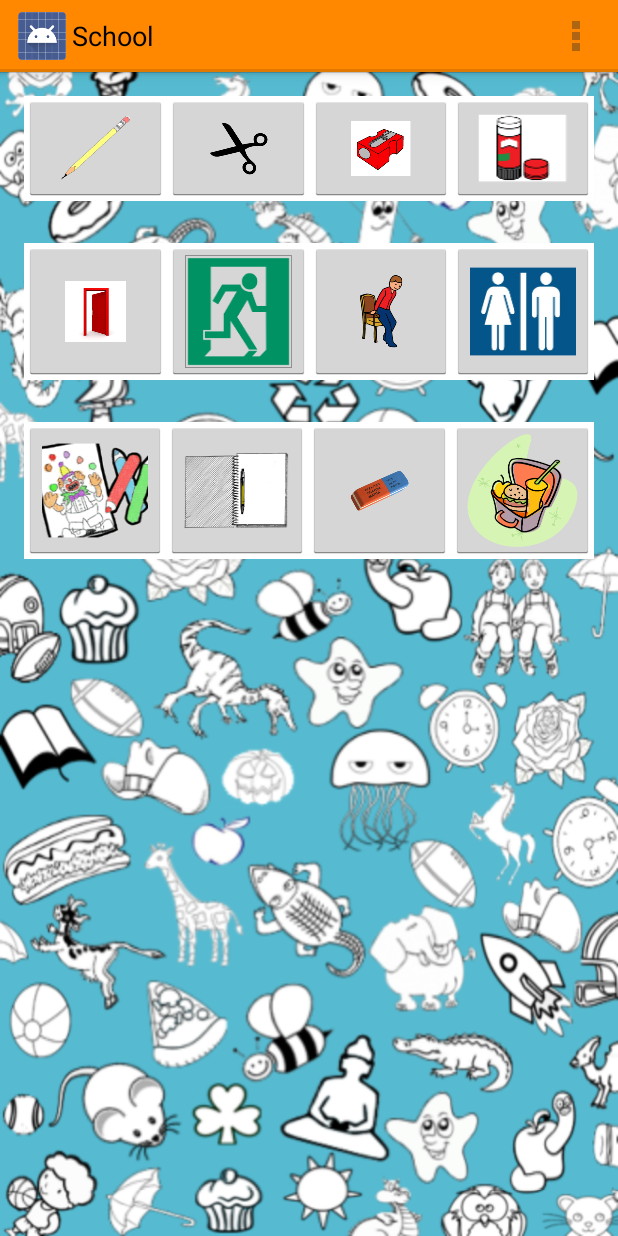
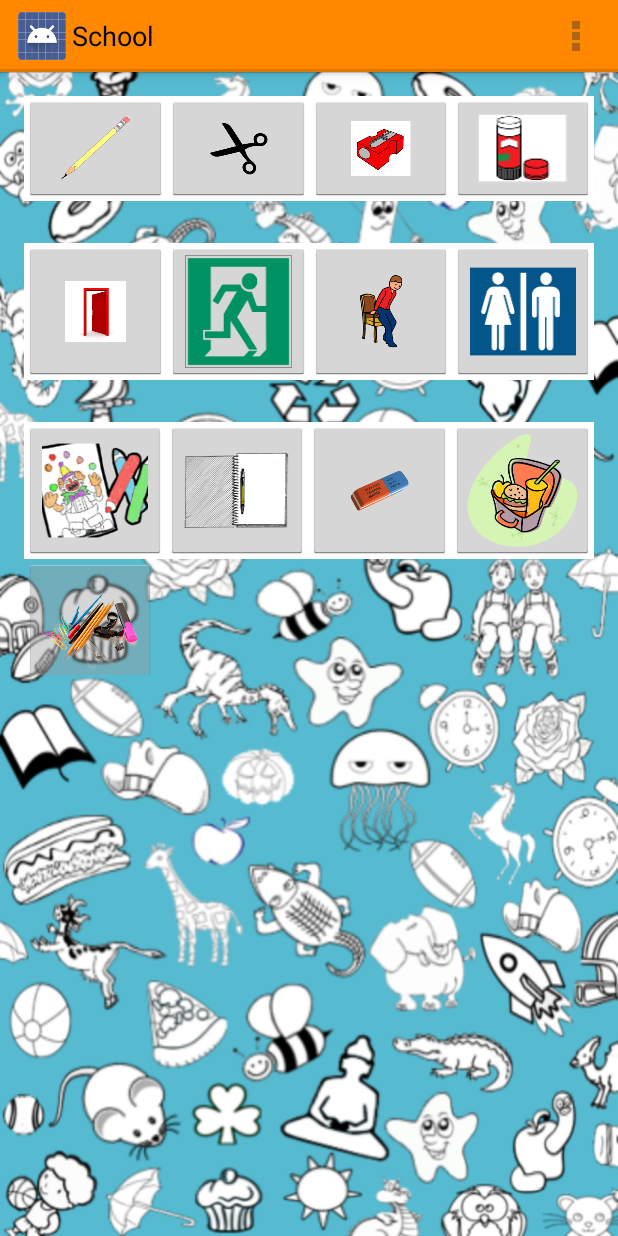
Before and after one commit to ogarciafdz/SpeakUp, an Android app: the EscuelaFrec screen opened directly, with no data from a screen before it, on a phone screen of 412 x 824 dp. Run offline under Robolectric (Android 15) with nearby library versions, the phone set to English and light mode, and no system bars.

Commit message:
Se agrega clase papeleria, faltan traducciones , papelria, cartulina y mapas en audio

```diff
--- a/app/src/main/res/layout-large/activity_escuela_frec.xml
+++ b/app/src/main/res/layout-large/activity_escuela_frec.xml
@@ -128,5 +128,18 @@
             android:contentDescription="@null"
             android:src="@drawable/ic_lonche" />
     </LinearLayout>
+    <LinearLayout
+            android:orientation="horizontal"
+            android:layout_width="match_parent"
+            android:layout_height="77dp" android:weightSum="1">
+        <ImageButton
+                android:id="@+id/EFimagePape"
+                android:layout_width="70dp"
+                android:layout_height="95dp"
+                android:contentDescription="@null"
+                android:src="@drawable/ic_papeleria"
+                android:scaleType="fitCenter" android:layout_weight="0.06"/>
+    </LinearLayout>
+
 
 </LinearLayout>
--- a/app/src/main/res/layout-normal/activity_escuela_frec.xml
+++ b/app/src/main/res/layout-normal/activity_escuela_frec.xml
@@ -138,5 +138,17 @@
             android:contentDescription="@null"
             android:src="@drawable/ic_lonche" />
     </LinearLayout>
+    <LinearLayout
+            android:orientation="horizontal"
+            android:layout_width="match_parent"
+            android:layout_height="77dp" android:weightSum="1">
+        <ImageButton
+                android:id="@+id/EFimagePape"
+                android:layout_width="70dp"
+                android:layout_height="95dp"
+                android:contentDescription="@null"
+                android:src="@drawable/ic_papeleria"
+                android:scaleType="fitCenter" android:layout_weight="0.06"/>
+    </LinearLayout>
 
 </LinearLayout>
--- a/app/src/main/res/layout-xlarge/activity_escuela_frec.xml
+++ b/app/src/main/res/layout-xlarge/activity_escuela_frec.xml
@@ -121,5 +121,17 @@
                 android1:src="@drawable/ic_lonche"
                 android:contentDescription="@string/hello_world"/>
         </LinearLayout>
+    <LinearLayout
+            android:orientation="horizontal"
+            android:layout_width="match_parent"
+            android:layout_height="77dp" android:weightSum="1">
+        <ImageButton
+                android:id="@+id/EFimagePape"
+                android:layout_width="70dp"
+                android:layout_height="95dp"
+                android:contentDescription="@null"
+                android:src="@drawable/ic_papeleria"
+                android:scaleType="fitCenter" android:layout_weight="0.06"/>
+    </LinearLayout>
 
 </RelativeLayout>
--- /dev/null
+++ b/app/src/main/res/values-w820dp/dimens.xml
@@ -0,0 +1,6 @@
+<resources>
+    <!-- Example customization of dimensions originally defined in res/values/dimens.xml
+         (such as screen margins) for screens with more than 820dp of available width. This
+         would include 7" and 10" devices in landscape (~960dp and ~1280dp respectively). -->
+    <dimen name="activity_horizontal_margin">64dp</dimen>
+</resources>
```
Also changed, not shown: app/src/main/AndroidManifest.xml (+22 -16 lines), app/src/main/java/com/speak/speakup/EscuelaFrec.java (+35 -2 lines), app/src/main/java/com/speak/speakup/Papeleria.java (added, +171 -0 lines), app/src/main/res/layout-normal/activity_frecuente.xml (+3 -4 lines), app/src/main/res/layout/activity_papeleria.xml (added, +82 -0 lines), app/src/main/res/drawable/ic_cartulinas.png (added), app/src/main/res/drawable/ic_mapa.png (added), app/src/main/res/drawable/ic_papeleria.png (added), 44 other files.
